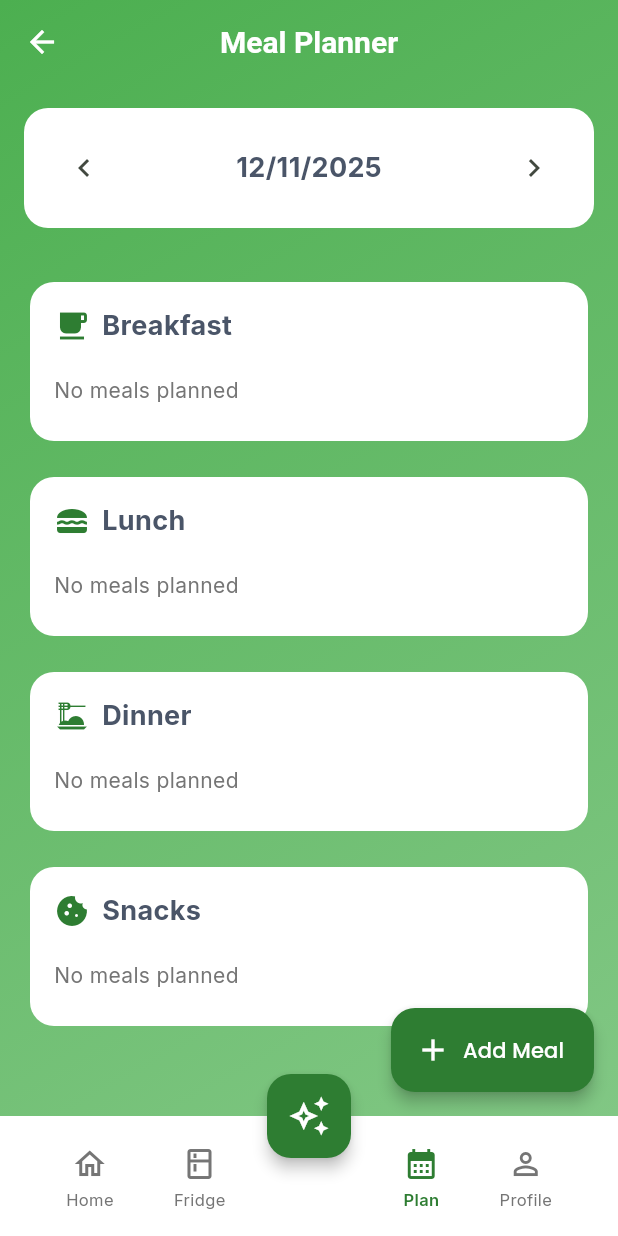
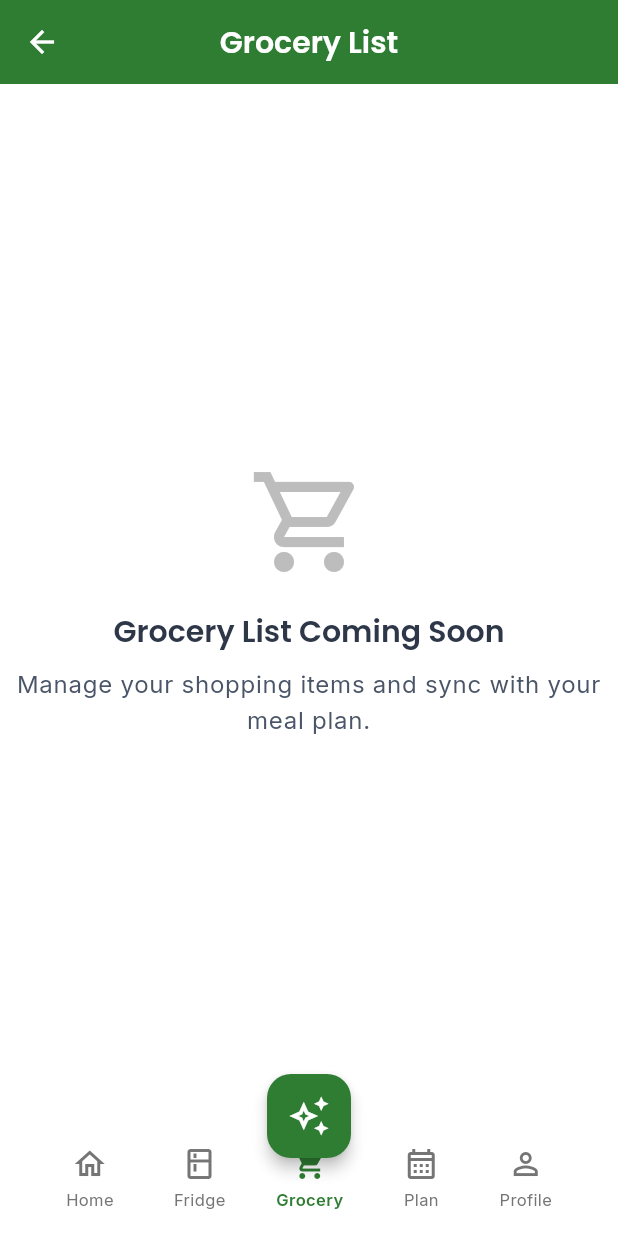
Before and after one commit to Tarekazabou/projet_web, a Flutter app: the MainScreen screen opened directly, item 3 of the bottom bar chosen, on a phone screen of 412 x 824 dp. Run offline on Flutter 3.47's test engine with Material 3 defaults, Android fonts, the light colour scheme and no system bars; our stand-ins replace firebase_core, flutter_screenutil, google_fonts, shared_preferences; accounts and stored records are empty; network calls fail.

Commit message:
I'll import the NutritionScreen and GroceryListScreen.

```diff
--- a/my_app/lib/main.dart
+++ b/my_app/lib/main.dart
@@ -10,6 +10,8 @@ import 'screens/recipe_generator_screen.dart';
 import 'screens/meal_planner_screen.dart';
 import 'screens/profile_screen.dart';
 import 'screens/login_screen.dart';
+import 'screens/nutrition_screen.dart';
+import 'screens/grocery_list_screen.dart';
 import 'services/api_service.dart';
 import 'providers/fridge_provider.dart';
 import 'providers/recipe_provider.dart';
@@ -238,6 +240,7 @@ class _MainScreenState extends State<MainScreen> {
     HomeScreen(),
     FridgeScreen(),
     RecipeGeneratorScreen(),
+    GroceryListScreen(),
     MealPlannerScreen(),
     ProfileScreen(),
   ];
@@ -296,19 +299,27 @@ class _MainScreenState extends State<MainScreen> {
               Row(
                 children: [
                   _buildNavItem(
+                    icon: Icons.shopping_cart_outlined,
+                    selectedIcon: Icons.shopping_cart,
+                    label: 'Grocery',
+                    index: 3,
+                    isSelected: _selectedIndex == 3,
+                  ),
+                  const SizedBox(width: 16),
+                  _buildNavItem(
                     icon: Icons.calendar_month_outlined,
                     selectedIcon: Icons.calendar_month,
                     label: 'Plan',
-                    index: 3,
-                    isSelected: _selectedIndex == 3,
+                    index: 4,
+                    isSelected: _selectedIndex == 4,
                   ),
                   const SizedBox(width: 16),
                   _buildNavItem(
                     icon: Icons.person_outline,
                     selectedIcon: Icons.person,
                     label: 'Profile',
-                    index: 4,
-                    isSelected: _selectedIndex == 4,
+                    index: 5,
+                    isSelected: _selectedIndex == 5,
                   ),
                 ],
               ),
--- /dev/null
+++ b/my_app/lib/screens/grocery_list_screen.dart
@@ -0,0 +1,39 @@
+import 'package:flutter/material.dart';
+
+class GroceryListScreen extends StatelessWidget {
+  const GroceryListScreen({super.key});
+
+  @override
+  Widget build(BuildContext context) {
+    return Scaffold(
+      appBar: AppBar(
+        title: const Text('Grocery List'),
+        backgroundColor: Theme.of(context).colorScheme.primary,
+        foregroundColor: Colors.white,
+      ),
+      body: Center(
+        child: Column(
+          mainAxisAlignment: MainAxisAlignment.center,
+          children: [
+            Icon(
+              Icons.shopping_cart_outlined,
+              size: 80,
+              color: Colors.grey[400],
+            ),
+            const SizedBox(height: 20),
+            Text(
+              'Grocery List Coming Soon',
+              style: Theme.of(context).textTheme.headlineMedium,
+            ),
+            const SizedBox(height: 10),
+            Text(
+              'Manage your shopping items and sync with your meal plan.',
+              textAlign: TextAlign.center,
+              style: Theme.of(context).textTheme.bodyLarge,
+            ),
+          ],
+        ),
+      ),
+    );
+  }
+}
```
Also changed, not shown: my_app/lib/screens/nutrition_screen.dart (added, +39 -0 lines).
